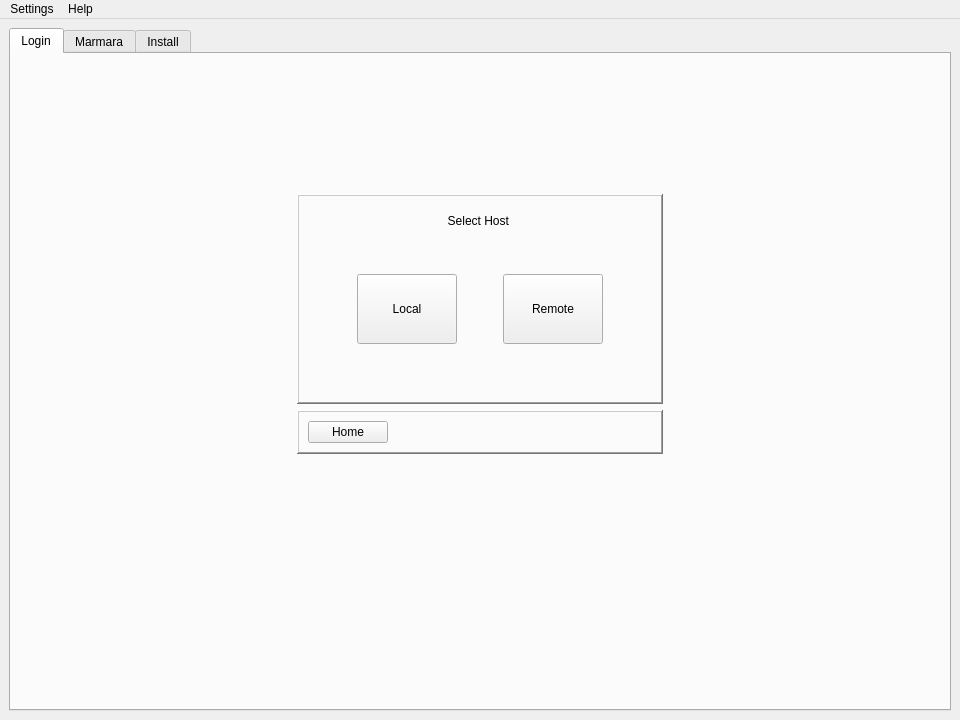
Qt form src/ui/mainwindow.ui (Miner113/marmara-connector) before a commit.
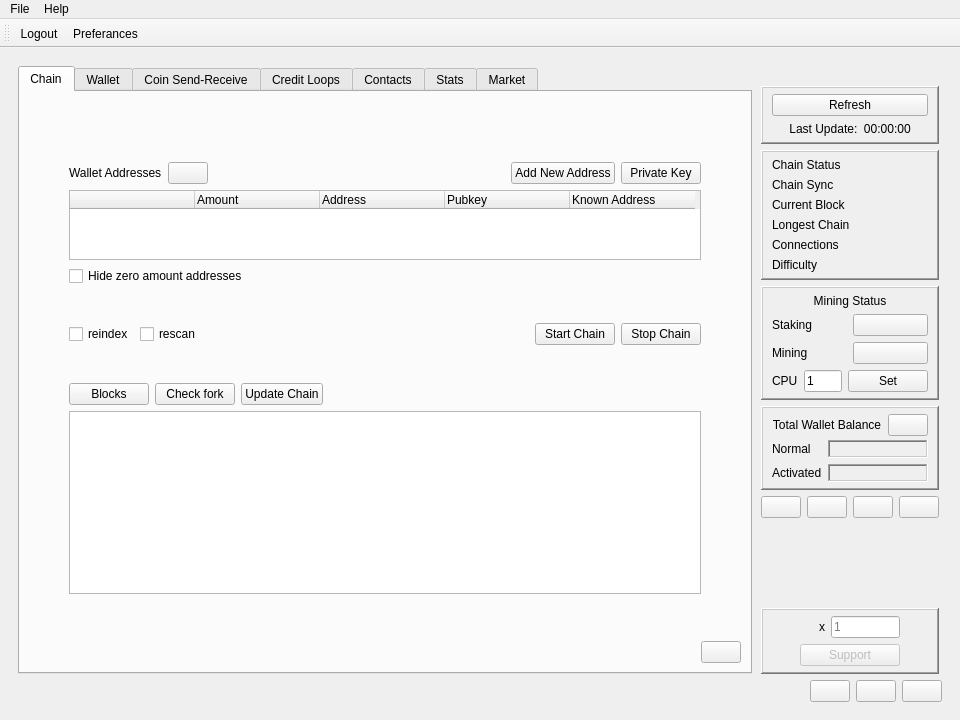
The same form after that commit. The open tabs and pages were chosen to show the change. Icons and pictures are not drawn.

Commit message: toolbar added. settings ui added

The edit to the form file:
```diff
--- a/src/ui/mainwindow.ui
+++ b/src/ui/mainwindow.ui
@@ -26,14 +26,11 @@
   <widget class="QWidget" name="centralwidget">
    <layout class="QGridLayout" name="gridLayout">
     <item row="0" column="0">
-     <widget class="QTabWidget" name="main_tab">
+     <widget class="QStackedWidget" name="main_tab">
       <property name="currentIndex">
        <number>0</number>
       </property>
-      <widget class="QWidget" name="login_tab">
-       <attribute name="title">
-        <string>Login</string>
-       </attribute>
+      <widget class="QWidget" name="login_tab" native="true">
        <layout class="QGridLayout" name="gridLayout_4">
         <item row="4" column="1">
          <widget class="QFrame" name="home_frame">
@@ -770,10 +767,7 @@
         </item>
        </layout>
       </widget>
-      <widget class="QWidget" name="marmara_tab">
-       <attribute name="title">
-        <string>Marmara</string>
-       </attribute>
+      <widget class="QWidget" name="main_tab" native="true">
        <layout class="QGridLayout" name="gridLayout_8">
         <item row="0" column="0" rowspan="3">
          <widget class="QTabWidget" name="mcl_tab">
@@ -922,6 +916,16 @@
                       <property name="text">
                        <string>Stop Chain</string>
                       </property>
+                      <property name="icon">
+                       <iconset resource="../resources.qrc">
+                        <normaloff>:/images/stop_icon.png</normaloff>:/images/stop_icon.png</iconset>
+                      </property>
+                      <property name="iconSize">
+                       <size>
+                        <width>32</width>
+                        <height>32</height>
+                       </size>
+                      </property>
                      </widget>
                     </item>
                     <item row="0" column="3">
@@ -956,6 +960,16 @@
                       <property name="text">
                        <string>Start Chain</string>
                       </property>
+                      <property name="icon">
+                       <iconset resource="../resources.qrc">
+                        <normaloff>:/images/start_icon.png</normaloff>:/images/start_icon.png</iconset>
+                      </property>
+                      <property name="iconSize">
+                       <size>
+                        <width>32</width>
+                        <height>32</height>
+                       </size>
+                      </property>
                      </widget>
                     </item>
                    </layout>
@@ -6845,6 +6859,9 @@
               </property>
               <item row="1" column="1" colspan="4">
                <widget class="QPushButton" name="support_pushButton">
+                <property name="enabled">
+                 <bool>false</bool>
+                </property>
                 <property name="text">
                  <string>Support</string>
                 </property>
@@ -7153,10 +7170,7 @@
         </item>
        </layout>
       </widget>
-      <widget class="QWidget" name="install_tab">
-       <attribute name="title">
-        <string>Install</string>
-       </attribute>
+      <widget class="QWidget" name="install_tab" native="true">
        <layout class="QGridLayout" name="gridLayout_27">
         <item row="2" column="1">
          <spacer name="verticalSpacer_37">
@@ -7319,9 +7333,9 @@
    <property name="defaultUp">
     <bool>false</bool>
    </property>
-   <widget class="QMenu" name="menuSettings">
+   <widget class="QMenu" name="menuFile">
     <property name="title">
-     <string>Settings</string>
+     <string>File</string>
     </property>
     <addaction name="actionLanguage_Selection"/>
     <addaction name="actionAppearances"/>
@@ -7345,17 +7359,22 @@
     <addaction name="actionAbout"/>
     <addaction name="actionCheck_for_Update"/>
    </widget>
-   <addaction name="menuSettings"/>
+   <addaction name="menuFile"/>
    <addaction name="menuHelp"/>
   </widget>
-  <action name="actionLanguage_Selection">
-   <property name="text">
-    <string>Language Selection</string>
+  <widget class="QToolBar" name="toolBar">
+   <property name="windowTitle">
+    <string>toolBar</string>
    </property>
-   <property name="menuRole">
-    <enum>QAction::ApplicationSpecificRole</enum>
-   </property>
-  </action>
+   <attribute name="toolBarArea">
+    <enum>TopToolBarArea</enum>
+   </attribute>
+   <attribute name="toolBarBreak">
+    <bool>false</bool>
+   </attribute>
+   <addaction name="actionLogout"/>
+   <addaction name="actionPreferances"/>
+  </widget>
   <action name="actionConsole">
    <property name="text">
     <string>Console</string>
@@ -7405,6 +7424,19 @@
     <string>See chain Log File</string>
    </property>
   </action>
+  <action name="actionPreferances">
+   <property name="text">
+    <string>Preferances ...</string>
+   </property>
+  </action>
+  <action name="actionToolbar">
+   <property name="checkable">
+    <bool>true</bool>
+   </property>
+   <property name="text">
+    <string>Toolbar</string>
+   </property>
+  </action>
  </widget>
  <tabstops>
   <tabstop>server_comboBox</tabstop>
```
Left out of the diff: 23 changed lines with no effect on the pictures. The commit also changes 11 other files.
